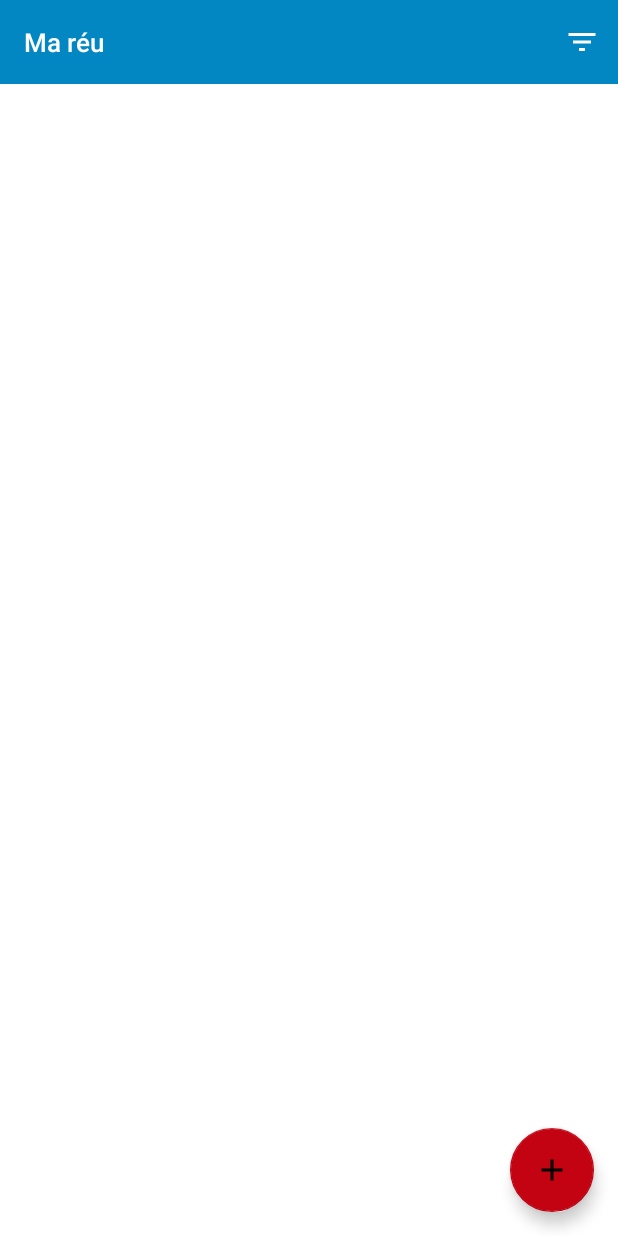
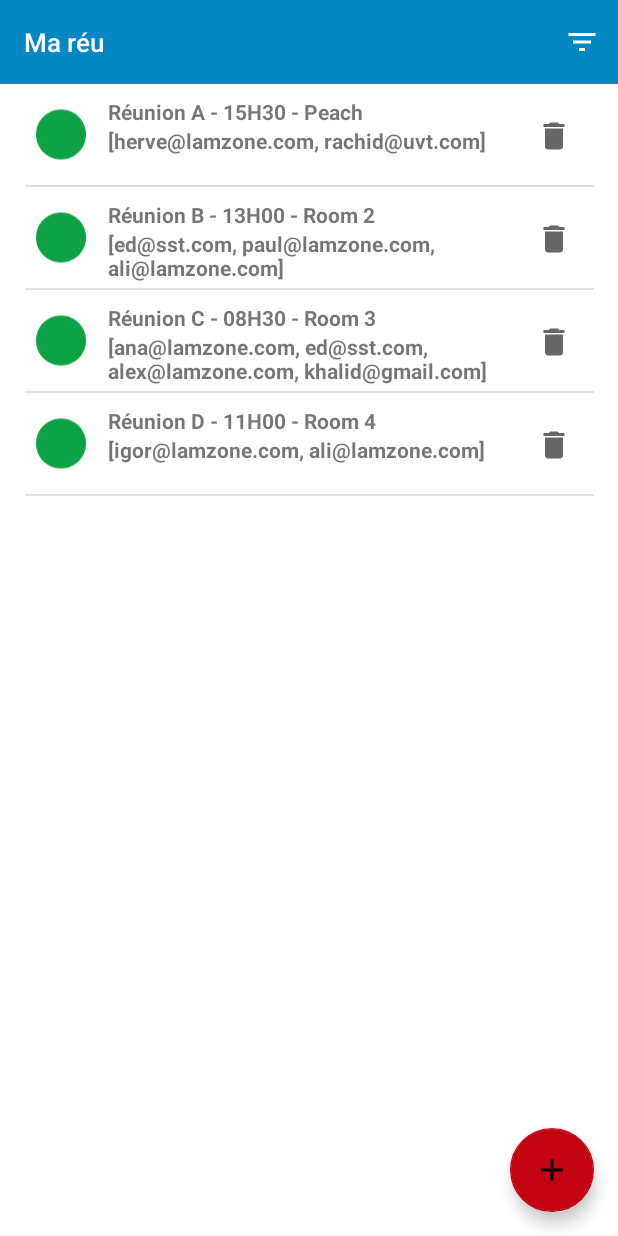
Before and after one commit to vigneaud-khalid/Ma_reu, an Android app: the screen it shows after launch (ListMeetingActivity), on a phone screen of 412 x 824 dp. Run offline under Robolectric (Android 15) with nearby library versions, the phone set to English and light mode, and no system bars; our stand-ins replace ButterKnife, EventBus.

Commit message:
affichage des meetings

```diff
--- a/app/src/main/java/com/khalid/mareu/model/Meeting.java
+++ b/app/src/main/java/com/khalid/mareu/model/Meeting.java
@@ -18,12 +18,12 @@ public class Meeting {
     private String place;
 
     /** time */
-    private Date time;
+    private String time;
 
     /** attendees */
     private List<String> attendees;
 
-    public Meeting(long id, String subject, String place, Date time, List attendees) {
+    public Meeting(long id, String subject, String place, String time, List attendees) {
         this.id = id;
         this.subject = subject;
         this.place = place;
@@ -55,11 +55,11 @@ public class Meeting {
         this.place = place;
     }
 
-    public Date getTime() {
+    public String getTime() {
         return time;
     }
 
-    public void setTime(Date time) {
+    public void setTime(String time) {
         this.time = time;
     }
 
--- a/app/src/main/java/com/khalid/mareu/service/FakeMeetingGenerator.java
+++ b/app/src/main/java/com/khalid/mareu/service/FakeMeetingGenerator.java
@@ -21,11 +21,11 @@ public abstract class FakeMeetingGenerator {
 
     public static List<Meeting> MEETINGS = Arrays.asList(
 
-            new Meeting(1, "Réunion A", "Peach", null, null )
-            //new Meeting(2, "Réunion B", "Room 2", new Date(), Collections.singletonList("Delhi"))
-            //
-            // new Meeting(4,"Réunion C","Room 3", 2012-03-04, null),
-            // new Meeting(4,"Réunion D","Room 4", new Date(), Arrays.asList("maxime@lamzone.com", "alex@lamzone.com"))
+            new Meeting(1, "Réunion A", "Peach", "15H30", Arrays.asList("herve@lamzone.com", "rachid@uvt.com") ),
+            new Meeting(2, "Réunion B", "Room 2", "13H00", Arrays.asList("ed@sst.com", "paul@lamzone.com", "ali@lamzone.com")),
+            // new Meeting(3, "Réunion B2", "Pitt", null, null ),
+            new Meeting(3,"Réunion C","Room 3", "08H30", Arrays.asList("ana@lamzone.com", "ed@sst.com","alex@lamzone.com","khalid@gmail.com")),
+            new Meeting(4,"Réunion D","Room 4", "11H00", Arrays.asList("igor@lamzone.com", "ali@lamzone.com"))
             // new Meeting(5,"Réunion E","Room 5", date, Arrays.asList("Hello", "World!", "How", "Are", "You"))
         );
     // "dd-MM-yyyy"
--- a/app/src/main/java/com/khalid/mareu/ui/FormActivity.java
+++ b/app/src/main/java/com/khalid/mareu/ui/FormActivity.java
@@ -38,7 +38,7 @@ public class FormActivity extends AppCompatActivity {
         EditText placeEditText = (EditText) findViewById(R.id.place);
         String place = placeEditText.getText().toString();
         // create a new meeting and add it to the list
-        Meeting meeting = new Meeting(12,subject, place, new Date(), Arrays.asList("maxime@lamzone.com", "alex@lamzone.com"));
+        Meeting meeting = new Meeting(12,subject, place, "13H30", Arrays.asList("maxime@lamzone.com", "alex@lamzone.com"));
 
         DI.getMeetingRepository().createMeeting(meeting);
     }
--- a/app/src/main/java/com/khalid/mareu/ui/ListMeetingActivity.java
+++ b/app/src/main/java/com/khalid/mareu/ui/ListMeetingActivity.java
@@ -29,7 +29,12 @@ public class ListMeetingActivity extends AppCompatActivity {
         setSupportActionBar(binding.appbar);
         Log.d("rrrr", "ListMeetingActivity");
 
-       //  mViewAdapter.getView(binding.);
+        if (savedInstanceState == null) {
+            getSupportFragmentManager().beginTransaction()
+                    .setReorderingAllowed(true)
+                    .add(R.id.fragment_container_view, MeetingFragment.class, null)
+                    .commit();
+        }
     }
 
     @OnClick(R.id.add_meeting)
--- a/app/src/main/java/com/khalid/mareu/ui/MyMeetingRecyclerViewAdapter.java
+++ b/app/src/main/java/com/khalid/mareu/ui/MyMeetingRecyclerViewAdapter.java
@@ -45,10 +45,11 @@ public class MyMeetingRecyclerViewAdapter extends RecyclerView.Adapter<MyMeeting
     @Override
     public void onBindViewHolder(final ViewHolder holder, int position) {
         Meeting meeting = mMeetings.get(position);
-        holder.mMeetingSubject.setText(meeting.getSubject());
-        Log.d(meeting.getSubject(),"okkkkkk");
-        // le reste des infos
-        // holder.mMeetingSubject.setText(meeting.getSubject());
+        //holder.mMeetingAvatar.setImageDrawable("@/drawable/ic_baseline_circle_24_green"););
+        holder.mMeetingSubject.setText(meeting.getSubject()+" - "+meeting.getTime()+ " - "+meeting.getPlace());
+        holder.mMeetingAttendees.setText((meeting.getAttendees()).toString());
+
+
         holder.mDeleteButton.setOnClickListener(new View.OnClickListener() {
             @Override
             public void onClick(View v) {
@@ -64,8 +65,12 @@ public class MyMeetingRecyclerViewAdapter extends RecyclerView.Adapter<MyMeeting
 
     public class ViewHolder extends RecyclerView.ViewHolder {
 
+        @BindView(R.id.item_round_color_circle)
+        public ImageView mMeetingAvatar;
         @BindView(R.id.meeting_description)
         public TextView mMeetingSubject;
+        @BindView(R.id.meeting_attendees)
+        public TextView mMeetingAttendees;
         @BindView(R.id.item_list_delete_button)
         public ImageButton mDeleteButton;
 
--- /dev/null
+++ b/app/src/main/res/drawable/ic_baseline_circle_24_green.xml
@@ -0,0 +1,5 @@
+<vector android:height="24dp" android:tint="#0DA244"
+    android:viewportHeight="24" android:viewportWidth="24"
+    android:width="24dp" xmlns:android="http://schemas.android.com/apk/res/android">
+    <path android:fillColor="@android:color/white" android:pathData="M12,2C6.47,2 2,6.47 2,12s4.47,10 10,10 10,-4.47 10,-10S17.53,2 12,2z"/>
+</vector>
--- /dev/null
+++ b/app/src/main/res/drawable/ic_baseline_circle_24_pink.xml
@@ -0,0 +1,5 @@
+<vector android:height="24dp" android:tint="#E95AE9"
+    android:viewportHeight="24" android:viewportWidth="24"
+    android:width="24dp" xmlns:android="http://schemas.android.com/apk/res/android">
+    <path android:fillColor="@android:color/white" android:pathData="M12,2C6.47,2 2,6.47 2,12s4.47,10 10,10 10,-4.47 10,-10S17.53,2 12,2z"/>
+</vector>
--- a/app/src/main/res/layout/activity_list_meeting.xml
+++ b/app/src/main/res/layout/activity_list_meeting.xml
@@ -21,13 +21,18 @@
 
     </androidx.appcompat.widget.Toolbar>
 
-    <!-- res/layout/example_activity.xml -->
+
     <androidx.fragment.app.FragmentContainerView
-        xmlns:android="http://schemas.android.com/apk/res/android"
         android:id="@+id/fragment_container_view"
-        android:layout_width="match_parent"
-        android:layout_height="match_parent"
-        android:name="com.khalid.mareu.ui.MeetingFragment" />
+        android:name="com.khalid.mareu.ui.MeetingFragment"
+        android:layout_width="411dp"
+        android:layout_height="672dp"
+        android:layout_marginTop="56dp"
+        app:layout_constraintBottom_toBottomOf="parent"
+        app:layout_constraintEnd_toEndOf="parent"
+        app:layout_constraintStart_toStartOf="parent"
+        app:layout_constraintTop_toTopOf="@+id/appbar"
+        app:layout_constraintVertical_bias="0.0" />
 
     <com.google.android.material.floatingactionbutton.FloatingActionButton
         android:id="@+id/add_meeting"
--- a/app/src/main/res/layout/fragment_meeting.xml
+++ b/app/src/main/res/layout/fragment_meeting.xml
@@ -9,35 +9,59 @@
 
     <ImageView
         android:id="@+id/item_round_color_circle"
-        android:layout_width="50dp"
-        android:layout_height="50dp"
-        android:layout_marginStart="16dp"
+        android:layout_width="40dp"
+        android:layout_height="47dp"
+        android:layout_marginStart="4dp"
         android:layout_marginTop="10dp"
         android:layout_marginBottom="10dp"
         app:layout_constraintBottom_toBottomOf="parent"
         app:layout_constraintStart_toStartOf="parent"
         app:layout_constraintTop_toTopOf="parent"
-        app:layout_constraintVertical_bias="0.0" />
+        app:layout_constraintVertical_bias="1.0"
+        app:srcCompat="@drawable/ic_baseline_circle_24_green" />
+
+    <LinearLayout
+        android:layout_width="341dp"
+        android:layout_height="56dp"
+        android:orientation="vertical"
+        app:layout_constraintBottom_toBottomOf="parent"
+        app:layout_constraintEnd_toEndOf="parent"
+        app:layout_constraintStart_toEndOf="@+id/item_round_color_circle"
+        app:layout_constraintTop_toTopOf="parent"
+        app:layout_constraintVertical_bias="0.767">
 
         <TextView
             android:id="@+id/meeting_description"
-        android:layout_width="wrap_content"
+            android:layout_width="266dp"
             android:layout_height="wrap_content"
-        android:layout_marginStart="24dp"
+            android:layout_marginStart="14dp"
             android:textStyle="bold"
             app:layout_constraintBottom_toBottomOf="@+id/item_round_color_circle"
             app:layout_constraintStart_toEndOf="@+id/item_round_color_circle"
             app:layout_constraintTop_toTopOf="@+id/item_round_color_circle" />
 
+        <TextView
+            android:id="@+id/meeting_attendees"
+            android:layout_width="288dp"
+            android:layout_height="35dp"
+            android:layout_marginStart="14dp"
+            android:textStyle="bold"
+            app:layout_constraintBottom_toBottomOf="@+id/item_round_color_circle"
+            app:layout_constraintStart_toEndOf="@+id/item_round_color_circle"
+            app:layout_constraintTop_toTopOf="@+id/item_round_color_circle" />
+
+    </LinearLayout>
+
     <ImageButton
         android:id="@+id/item_list_delete_button"
-        android:layout_width="wrap_content"
-        android:layout_height="wrap_content"
+        android:layout_width="21dp"
+        android:layout_height="30dp"
         android:layout_marginEnd="16dp"
         android:background="@null"
-        app:layout_constraintBottom_toBottomOf="@+id/meeting_description"
+        app:layout_constraintBottom_toBottomOf="parent"
         app:layout_constraintEnd_toEndOf="parent"
-        app:layout_constraintTop_toTopOf="@+id/meeting_description"
+        app:layout_constraintTop_toTopOf="parent"
+        app:layout_constraintVertical_bias="0.512"
         app:srcCompat="@drawable/ic_baseline_delete_24" />
 
 </androidx.constraintlayout.widget.ConstraintLayout>
```
Lines whose indentation alone changed are shown as unchanged.
